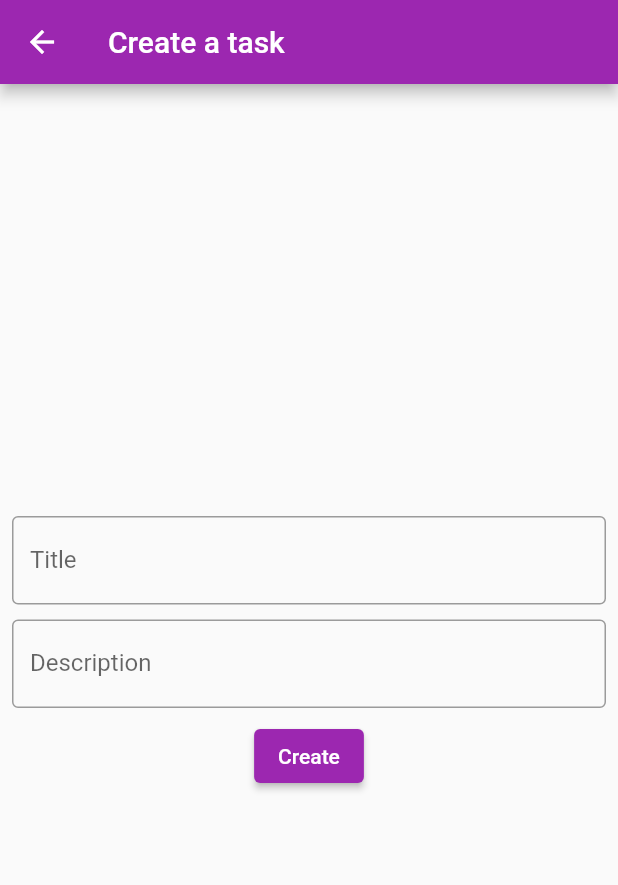
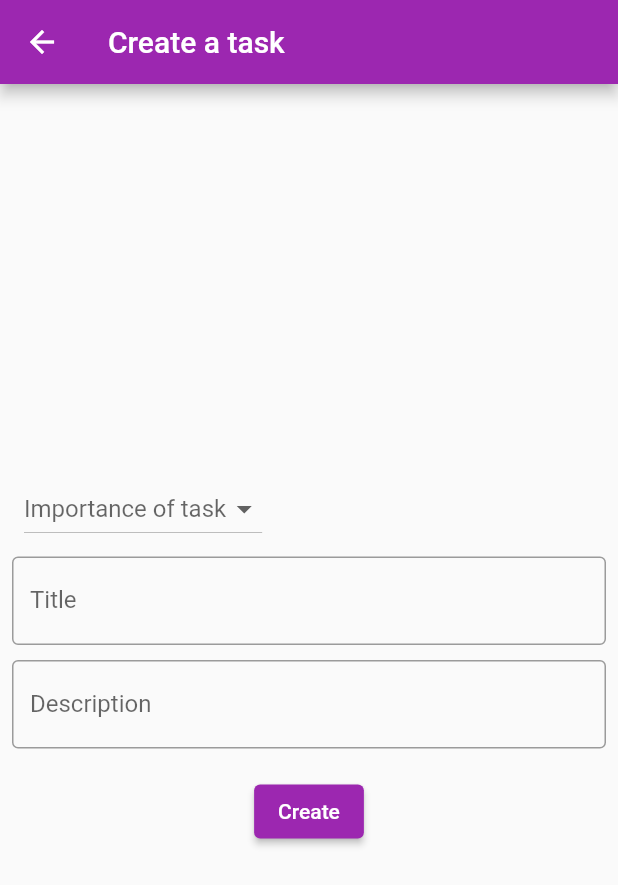
Before and after one commit to thales-goncalves3/projeto-flutter, a Flutter app: the CreateTask screen opened by its route, on a phone screen of 412 x 824 dp. Shown: the top 885 px of the screen. Run offline on Flutter 3.47's test engine with Material 2 defaults, Android fonts, the phone set to English and light mode, and no system bars; our stand-ins replace hive, hive_flutter, string_validator; accounts and stored records are empty.

Commit message:
adicionando delete e update para as tasks

```diff
--- a/lib/main.dart
+++ b/lib/main.dart
@@ -1,4 +1,5 @@
 import 'package:basic_form/src/core/models/user_model.dart';
+import 'package:basic_form/src/providers/id_provider.dart';
 import 'package:basic_form/src/providers/user_provider.dart';
 import 'package:basic_form/src/app_widget.dart';
 import 'package:flutter/material.dart';
@@ -24,6 +25,7 @@ void main() async {
   runApp(MultiProvider(
     providers: [
       ChangeNotifierProvider(create: (context) => UserProvider()),
+      ChangeNotifierProvider(create: (context) => IdProvider()),
     ],
     child: const AppWidget(),
   ));
--- a/lib/src/app_widget.dart
+++ b/lib/src/app_widget.dart
@@ -1,4 +1,5 @@
 import 'package:basic_form/src/modules/tasks/create_task.dart';
+import 'package:basic_form/src/modules/tasks/task_update.dart';
 import 'package:basic_form/src/modules/tasks/tasks_page.dart';
 import 'package:flutter/material.dart';
 
@@ -21,10 +22,11 @@ class AppWidget extends StatelessWidget {
         '/': (context) => const Login(),
         '/tasks_page': (context) => const TasksPage(),
         '/register_page': (context) => const BasicForm(),
-        '/home_page': (context) => HomePage(),
+        '/home_page': (context) => const HomePage(),
         '/update_page': (context) => UpdatePage(),
         '/create_task': (context) => const CreateTask(),
         '/splash_page': (context) => const SplashPage(),
+        '/update_task_page': (context) => const TaskUpdate(),
       },
       theme: ThemeData(
         primarySwatch: Colors.purple,
--- a/lib/src/core/models/task_model.dart
+++ b/lib/src/core/models/task_model.dart
@@ -2,35 +2,47 @@ import 'dart:convert';
 
 // ignore_for_file: public_member_api_docs, sort_constructors_first
 class TaskModel {
+  int id;
   String? title;
   String? description;
+  String importance;
   TaskModel({
-    this.title,
-    this.description,
+    required this.id,
+    required this.title,
+    required this.description,
+    required this.importance,
   });
 
   TaskModel copyWith({
+    int? id,
     String? title,
     String? description,
+    String? importance,
   }) {
     return TaskModel(
+      id: id ?? this.id,
       title: title ?? this.title,
       description: description ?? this.description,
+      importance: importance ?? this.importance,
     );
   }
 
   Map<String, dynamic> toMap() {
     return <String, dynamic>{
+      'id': id,
       'title': title,
       'description': description,
+      'importance': importance,
     };
   }
 
   factory TaskModel.fromMap(Map<String, dynamic> map) {
     return TaskModel(
+      id: map['id'] as int,
       title: map['title'] != null ? map['title'] as String : null,
       description:
           map['description'] != null ? map['description'] as String : null,
+      importance: map['importance'] as String,
     );
   }
 
@@ -40,15 +52,25 @@ class TaskModel {
       TaskModel.fromMap(json.decode(source) as Map<String, dynamic>);
 
   @override
-  String toString() => 'TaskModel(title: $title, description: $description)';
+  String toString() {
+    return 'TaskModel(id: $id, title: $title, description: $description, importance: $importance)';
+  }
 
   @override
   bool operator ==(covariant TaskModel other) {
     if (identical(this, other)) return true;
 
-    return other.title == title && other.description == description;
+    return other.id == id &&
+        other.title == title &&
+        other.description == description &&
+        other.importance == importance;
   }
 
   @override
-  int get hashCode => title.hashCode ^ description.hashCode;
+  int get hashCode {
+    return id.hashCode ^
+        title.hashCode ^
+        description.hashCode ^
+        importance.hashCode;
+  }
 }
--- a/lib/src/modules/home/home_page.dart
+++ b/lib/src/modules/home/home_page.dart
@@ -4,7 +4,7 @@ import 'package:flutter/material.dart';
 import '../../core/models/user_model.dart';
 
 class HomePage extends StatefulWidget {
-  HomePage({super.key});
+  const HomePage({super.key});
 
   @override
   State<HomePage> createState() => _HomePageState();
--- a/lib/src/modules/login/login_page.dart
+++ b/lib/src/modules/login/login_page.dart
@@ -1,7 +1,6 @@
 import 'package:basic_form/custom_input.dart';
 import 'package:basic_form/src/providers/user_provider.dart';
 import 'package:flutter/material.dart';
-import 'package:hive_flutter/hive_flutter.dart';
 import 'package:provider/provider.dart';
 
 import '../../core/models/user_model.dart';
--- a/lib/src/modules/tasks/create_task.dart
+++ b/lib/src/modules/tasks/create_task.dart
@@ -1,11 +1,10 @@
 import 'package:basic_form/custom_input.dart';
-import 'package:basic_form/src/modules/database/tasks_database.dart';
+import 'package:basic_form/src/modules/tasks/tasks_controller.dart';
+import 'package:basic_form/src/providers/id_provider.dart';
 import 'package:flutter/material.dart';
-import 'package:hive_flutter/hive_flutter.dart';
+import 'package:provider/provider.dart';
 
 import '../../core/models/task_model.dart';
-import '../../core/models/user_model.dart';
-import '../../providers/user_provider.dart';
 
 class CreateTask extends StatefulWidget {
   const CreateTask({super.key});
@@ -15,13 +14,24 @@ class CreateTask extends StatefulWidget {
 }
 
 class _CreateTaskState extends State<CreateTask> {
+  List<String> importance = <String>[
+    "I need it yesterday",
+    "For tomorrow",
+    "No urgency",
+  ];
+
+  late IdProvider id;
+
+  String? dropdownValue;
+
   @override
   Widget build(BuildContext context) {
-    var task = TaskModel();
+    id = Provider.of<IdProvider>(context);
+    var task = TaskModel(id: id.id, title: "", description: "", importance: "");
     TextEditingController title = TextEditingController();
     TextEditingController description = TextEditingController();
     final formKey = GlobalKey<FormState>();
-    UserModel user = UserProvider.user;
+    TasksController controller = TasksController();
 
     return Scaffold(
       appBar: AppBar(
@@ -33,8 +43,33 @@ class _CreateTaskState extends State<CreateTask> {
           key: formKey,
           child: Column(
             mainAxisAlignment: MainAxisAlignment.center,
+            crossAxisAlignment: CrossAxisAlignment.start,
             children: [
+              Padding(
+                padding: const EdgeInsets.all(8.0),
+                child: DropdownButton(
+                    hint: const Text("Importance of task"),
+                    value: dropdownValue,
+                    items: importance.map((String value) {
+                      return DropdownMenuItem<String>(
+                        value: value,
+                        child: Text(value),
+                      );
+                    }).toList(),
+                    onChanged: (value) {
+                      setState(() {
+                        dropdownValue = value.toString();
+                      });
+                    }),
+              ),
               CustomInput(
+                validator: (text) {
+                  if (text == null || text.isEmpty) {
+                    return "This field is required";
+                  }
+
+                  return null;
+                },
                 label: "Title",
                 controller: title,
                 onSaved: (text) => task = task.copyWith(title: text),
@@ -45,7 +80,17 @@ class _CreateTaskState extends State<CreateTask> {
               CustomInput(
                 label: "Description",
                 controller: description,
+                validator: (text) {
+                  if (text == null || text.isEmpty) {
+                    return "This field is required";
+                  }
+
+                  return null;
+                },
                 onSaved: ((text) => task = task.copyWith(description: text)),
+              ),
+              const SizedBox(
+                height: 10,
               ),
               Padding(
                 padding: const EdgeInsets.all(8.0),
@@ -54,9 +99,11 @@ class _CreateTaskState extends State<CreateTask> {
                   children: [
                     ElevatedButton(
                         onPressed: (() {
+                          if (formKey.currentState!.validate()) {
+                            task = task.copyWith(importance: dropdownValue);
                             formKey.currentState!.save();
-                          var box = Hive.box(user.username!);
-                          box.add(task.toMap());
+                            controller.addTask(task);
+                            id.increment();
                             showDialog(
                                 context: context,
                                 builder: (BuildContext context) => AlertDialog(
@@ -67,11 +114,13 @@ class _CreateTaskState extends State<CreateTask> {
                                       content: const Text("Back to Tasks"),
                                       actions: [
                                         TextButton(
-                                          onPressed: () => Navigator.pushNamed(
+                                            onPressed: () =>
+                                                Navigator.pushNamed(
                                                     context, "/tasks_page"),
                                             child: const Text("OK"))
                                       ],
                                     ));
+                          }
                         }),
                         child: const Text("Create"))
                   ],
--- a/lib/src/modules/tasks/tasks_controller.dart
+++ b/lib/src/modules/tasks/tasks_controller.dart
@@ -1,5 +1,38 @@
 import 'package:hive/hive.dart';
 
-var tasksDatabase = Hive.box('tasksdatabase');
+import '../../core/models/task_model.dart';
+import '../../core/models/user_model.dart';
+import '../../providers/user_provider.dart';
 
-class TasksController {}
+class TasksController {
+  UserModel user = UserProvider.user;
+
+  void addTask(TaskModel task) {
+    var box = Hive.box(user.username!);
+    box.put(task.id, task.toMap());
+  }
+
+  void deleteTask(TaskModel task) {
+    var box = Hive.box(user.username!);
+    box.delete(task.id);
+  }
+
+  void updateTask(TaskModel task, String title, String description) {
+    var box = Hive.box(user.username!);
+    task = task.copyWith(title: title, description: description);
+    box.put(task.id, task.toMap());
+  }
+
+  List<TaskModel> getAllTasks() {
+    var box = Hive.box(user.username!);
+    var values = box.values;
+
+    var tasks = <TaskModel>[];
+
+    for (var element in values) {
+      tasks.add(TaskModel.fromMap(Map<String, dynamic>.from(element)));
+    }
+
+    return tasks;
+  }
+}
--- /dev/null
+++ b/lib/src/providers/id_provider.dart
@@ -0,0 +1,12 @@
+import 'package:flutter/cupertino.dart';
+
+class IdProvider extends ChangeNotifier {
+  static int _id = 0;
+
+  int get id => _id;
+
+  void increment() {
+    _id++;
+    notifyListeners();
+  }
+}
```
Also changed, not shown: lib/src/modules/splash/splash_page.dart (+15 -0 lines), lib/src/modules/tasks/task_update.dart (added, +94 -0 lines), lib/src/modules/tasks/tasks_page.dart (+61 -15 lines). Lines whose indentation alone changed are shown as unchanged.
